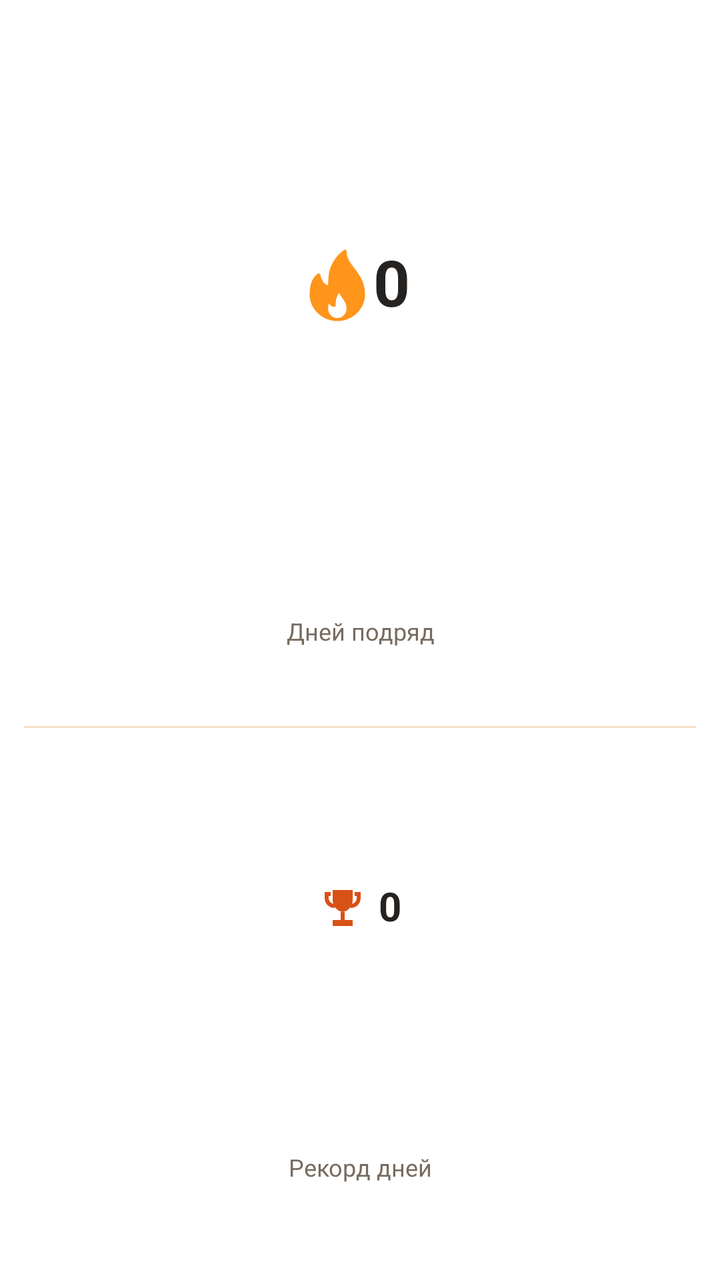
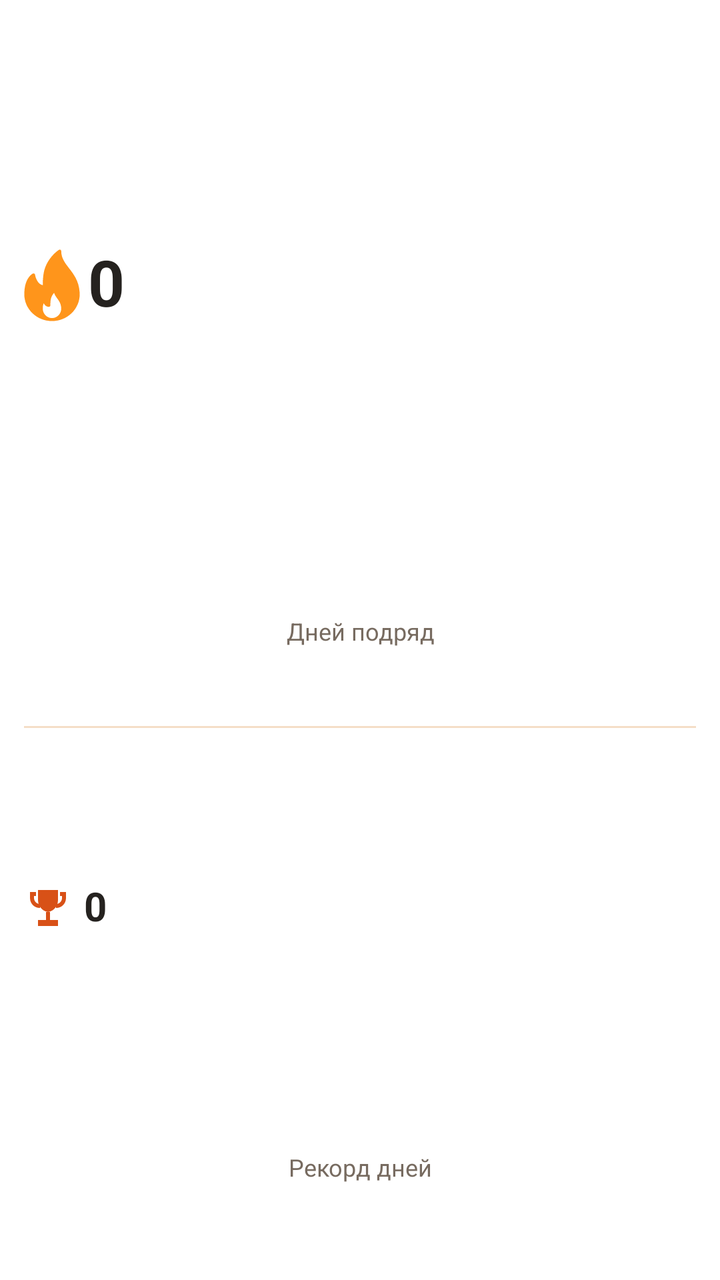

An Android layout rendered at two revisions. The XML below is the earlier revision; the diff shows what the commit changed to produce the second picture.
<!-- AndroidManifest.xml: fallback theme Theme.MaterialComponents.DayNight.NoActionBar -->
<!-- res/layout/streak_widget_minimal.xml -->
<?xml version="1.0" encoding="utf-8"?>
<LinearLayout
    xmlns:android="http://schemas.android.com/apk/res/android"
    android:id="@+id/streak_root"
    android:layout_width="match_parent"
    android:layout_height="match_parent"
    android:orientation="vertical"
    android:padding="12dp"
    android:background="@drawable/streak_widget_minimal_background">
    <LinearLayout
        android:layout_width="match_parent"
        android:layout_height="0dp"
        android:orientation="vertical"
        android:layout_weight="1">
        <LinearLayout
            android:layout_width="match_parent"
            android:layout_height="0dp"
            android:layout_weight="3"
            android:orientation="horizontal"
            android:gravity="center">
            <ImageView
                android:id="@+id/streak_flame"
                android:layout_width="28dp"
                android:layout_height="match_parent"
                android:src="@drawable/streak_widget_flame"
                android:scaleType="fitCenter"
                android:importantForAccessibility="no" />
            <TextView
                android:id="@+id/streak_current"
                android:layout_width="wrap_content"
                android:layout_height="match_parent"
                android:text="0"
                android:textSize="32sp"
                android:textColor="@color/streak_widget_text"
                android:maxLines="1"
                android:includeFontPadding="false"
                android:gravity="center_vertical"
                android:autoSizeTextType="uniform"
                android:autoSizeMinTextSize="5sp"
                android:autoSizeMaxTextSize="32sp"
                android:autoSizeStepGranularity="1sp"
                android:textStyle="bold"
                android:layout_marginStart="4dp" />
        </LinearLayout>
        <TextView
            android:id="@+id/streak_label"
            android:layout_width="match_parent"
            android:layout_height="0dp"
            android:text="@string/currentLabel"
            android:textSize="12sp"
            android:textColor="@color/streak_widget_secondary"
            android:maxLines="1"
            android:includeFontPadding="false"
            android:gravity="center"
            android:autoSizeTextType="uniform"
            android:autoSizeMinTextSize="5sp"
            android:autoSizeMaxTextSize="12sp"
            android:autoSizeStepGranularity="1sp"
            android:layout_weight="1" />
        <ImageView
            android:layout_width="match_parent"
            android:layout_height="1dp"
            android:layout_marginTop="3dp"
            android:layout_marginBottom="3dp"
            android:background="@color/streak_widget_border"
            android:importantForAccessibility="no"
            android:id="@+id/streak_divider" />
        <LinearLayout
            android:layout_width="match_parent"
            android:layout_height="0dp"
            android:layout_weight="2"
            android:orientation="horizontal"
            android:gravity="center">
            <ImageView
                android:id="@+id/streak_trophy"
                android:layout_width="24dp"
                android:layout_height="match_parent"
                android:src="@drawable/streak_widget_trophy"
                android:scaleType="fitCenter"
                android:importantForAccessibility="no" />
            <TextView
                android:id="@+id/streak_best"
                android:layout_width="wrap_content"
                android:layout_height="match_parent"
                android:text="0"
                android:textSize="20sp"
                android:textColor="@color/streak_widget_text"
                android:maxLines="1"
                android:includeFontPadding="false"
                android:gravity="center"
                android:autoSizeTextType="uniform"
                android:autoSizeMinTextSize="5sp"
                android:autoSizeMaxTextSize="20sp"
                android:autoSizeStepGranularity="1sp"
                android:textStyle="bold"
                android:layout_marginStart="6dp" />
        </LinearLayout>
        <TextView
            android:id="@+id/streak_best_label"
            android:layout_width="match_parent"
            android:layout_height="0dp"
            android:text="@string/bestLabel"
            android:textSize="12sp"
            android:textColor="@color/streak_widget_secondary"
            android:maxLines="1"
            android:includeFontPadding="false"
            android:gravity="center"
            android:autoSizeTextType="uniform"
            android:autoSizeMinTextSize="5sp"
            android:autoSizeMaxTextSize="12sp"
            android:autoSizeStepGranularity="1sp"
            android:layout_weight="1" />
    </LinearLayout>
    <TextView
        android:id="@+id/streak_status"
        android:layout_width="match_parent"
        android:layout_height="28dp"
        android:text="@string/startLabel"
        android:textSize="12sp"
        android:textColor="@color/streak_widget_accent"
        android:maxLines="2"
        android:includeFontPadding="false"
        android:gravity="center"
        android:autoSizeTextType="uniform"
        android:autoSizeMinTextSize="5sp"
        android:autoSizeMaxTextSize="12sp"
        android:autoSizeStepGranularity="1sp"
        android:layout_marginTop="4dp"
        android:visibility="gone" />
</LinearLayout>
<!-- resources referenced by this layout -->
<resources>
  <color name="streak_widget_accent">#D85117</color>
  <color name="streak_widget_border">#F5DEC7</color>
  <color name="streak_widget_secondary">#776B60</color>
  <color name="streak_widget_text">#25221F</color>
  <!-- drawable streak_widget_flame (drawable) -->
  <vector xmlns:android="http://schemas.android.com/apk/res/android"
      android:width="28dp" android:height="36dp"
      android:viewportWidth="388" android:viewportHeight="516">
      <group android:translateX="-62" android:translateY="2">
          <path android:fillColor="#FF951B"
              android:pathData="M446.906,299.769c-5.865-76.359-41.417-124.21-72.781-166.436C345.083,94.241,320,60.483,320,10.685 c0-4-2.24-7.656-5.792-9.489c-3.563-1.844-7.844-1.542-11.083,0.812c-47.104,33.706-86.406,90.515-100.135,144.719 c-9.531,37.737-10.792,80.161-10.969,108.18c-43.5-9.291-53.354-74.359-53.458-75.068c-0.49-3.375-2.552-6.312-5.552-7.916 c-3.031-1.583-6.594-1.698-9.667-0.177c-2.281,1.104-55.99,28.394-59.115,137.355C64.01,312.726,64,316.362,64,319.997 c0,105.857,86.135,191.987,192,191.987c0.146,0.01,0.302,0.031,0.427,0c0.042,0,0.083,0,0.135,0 C362.167,511.681,448,425.667,448,319.997C448,314.674,446.906,299.769,446.906,299.769z M256,490.652 c-35.292,0-64-30.581-64-68.172c0-1.281-0.01-2.573,0.083-4.156c0.427-15.853,3.438-26.675,6.74-33.873 c6.188,13.291,17.25,25.509,35.219,25.509c5.896,0,10.667-4.771,10.667-10.666c0-15.186,0.313-32.706,4.094-48.518 c3.365-14.02,11.406-28.936,21.594-40.893c4.531,15.52,13.365,28.081,21.99,40.341c12.344,17.54,25.104,35.675,27.344,66.6 c0.135,1.833,0.271,3.677,0.271,5.656C320,460.07,291.292,490.652,256,490.652z" />
      </group>
  </vector>
  <!-- drawable streak_widget_minimal_background (drawable) -->
  <shape xmlns:android="http://schemas.android.com/apk/res/android" android:shape="rectangle">
      <solid android:color="@color/streak_minimal_background" />
      <corners android:radius="24dp" />
  </shape>
  <!-- drawable streak_widget_trophy (drawable) -->
  <vector xmlns:android="http://schemas.android.com/apk/res/android"
      android:width="24dp" android:height="24dp"
      android:viewportWidth="24" android:viewportHeight="24">
      <path android:fillColor="@color/streak_widget_accent"
          android:pathData="M7,3H17V8C17,11.1 14.8,13.6 12,14C9.2,13.6 7,11.1 7,8ZM11,14H13V18H17V21H7V18H11ZM3,4H6V6H5V7C5,8.6 6.3,10 8,10V12C5.2,12 3,9.8 3,7ZM18,4H21V7C21,9.8 18.8,12 16,12V10C17.7,10 19,8.6 19,7V6H18Z" />
  </vector>
  <string name="bestLabel">Рекорд дней</string>
  <string name="currentLabel">Дней подряд</string>
  <string name="startLabel">Начни новую серию</string>
  <color name="streak_minimal_background">#FFFFFF</color>
</resources>

<!-- the commit's change to res/layout/streak_widget_minimal.xml (unified diff, before → after) -->
@@ -27,7 +27,7 @@
                 android:importantForAccessibility="no" />
             <TextView
                 android:id="@+id/streak_current"
-                android:layout_width="wrap_content"
+                android:layout_width="0dp"
                 android:layout_height="match_parent"
                 android:text="0"
                 android:textSize="32sp"
@@ -39,6 +39,7 @@
                 android:autoSizeMinTextSize="5sp"
                 android:autoSizeMaxTextSize="32sp"
                 android:autoSizeStepGranularity="1sp"
+                android:layout_weight="1"
                 android:textStyle="bold"
                 android:layout_marginStart="4dp" />
         </LinearLayout>
@@ -80,18 +81,19 @@
                 android:importantForAccessibility="no" />
             <TextView
                 android:id="@+id/streak_best"
-                android:layout_width="wrap_content"
+                android:layout_width="0dp"
                 android:layout_height="match_parent"
                 android:text="0"
                 android:textSize="20sp"
                 android:textColor="@color/streak_widget_text"
                 android:maxLines="1"
                 android:includeFontPadding="false"
-                android:gravity="center"
+                android:gravity="center_vertical"
                 android:autoSizeTextType="uniform"
                 android:autoSizeMinTextSize="5sp"
                 android:autoSizeMaxTextSize="20sp"
                 android:autoSizeStepGranularity="1sp"
+                android:layout_weight="1"
                 android:textStyle="bold"
                 android:layout_marginStart="6dp" />
         </LinearLayout>
